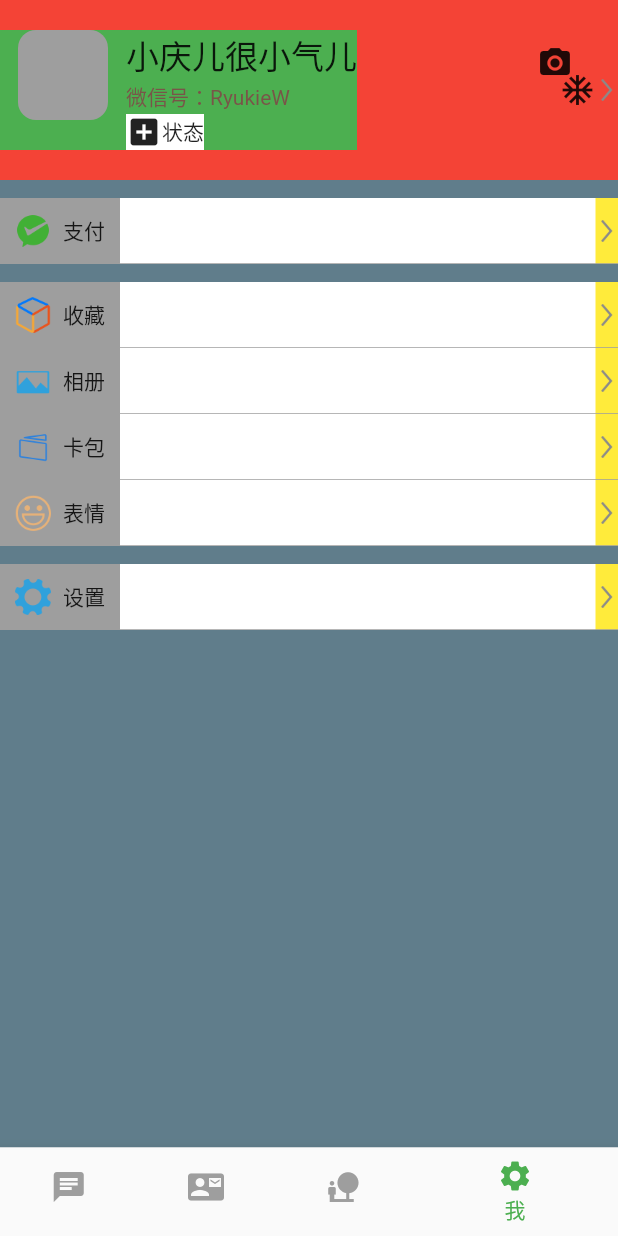
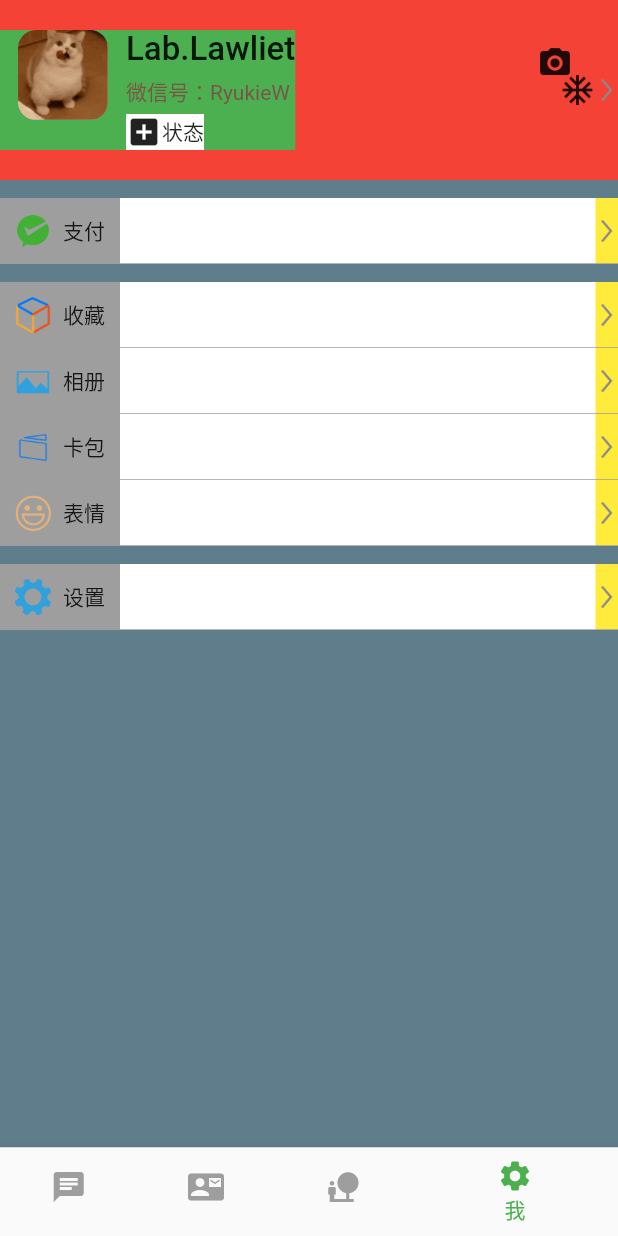
Before and after one commit to RyukieSama/FlutterStudy, a Flutter app: the screen it shows after launch, item 4 of the bottom bar chosen, on a phone screen of 412 x 824 dp. Run offline on Flutter 3.47's test engine with Material 2 defaults, Android fonts, the phone set to English and light mode, and no system bars.

Commit message:
ADD: <圆角与图片>

```diff
--- a/fake_wechat/lib/widgets/me/me_header_view.dart
+++ b/fake_wechat/lib/widgets/me/me_header_view.dart
@@ -23,9 +23,11 @@
                     height: 60,
                     width: 60,
                     margin: EdgeInsets.only(left: 12),
+//                    child: Image(image: AssetImage('images/header_avatar.GIF')),// decoration 的圆角对这里的child无效
                     decoration: BoxDecoration(
                       color: Colors.grey,
                       borderRadius: BorderRadius.circular(12),
+                      image: DecorationImage(image: AssetImage('images/header_avatar.GIF')),
                     ),
                   ),
                   SizedBox(width: 12,),
@@ -33,7 +35,7 @@
                     mainAxisAlignment: MainAxisAlignment.spaceBetween,
                     crossAxisAlignment: CrossAxisAlignment.start,
                     children: [
-                      Text('小庆儿很小气儿',
+                      Text('Lab.Lawliet',
                         style: TextStyle(
                           fontSize: 22,
                           fontWeight: FontWeight.w500,
```
Also changed, not shown: fake_wechat/images/header_avatar.GIF (added).
